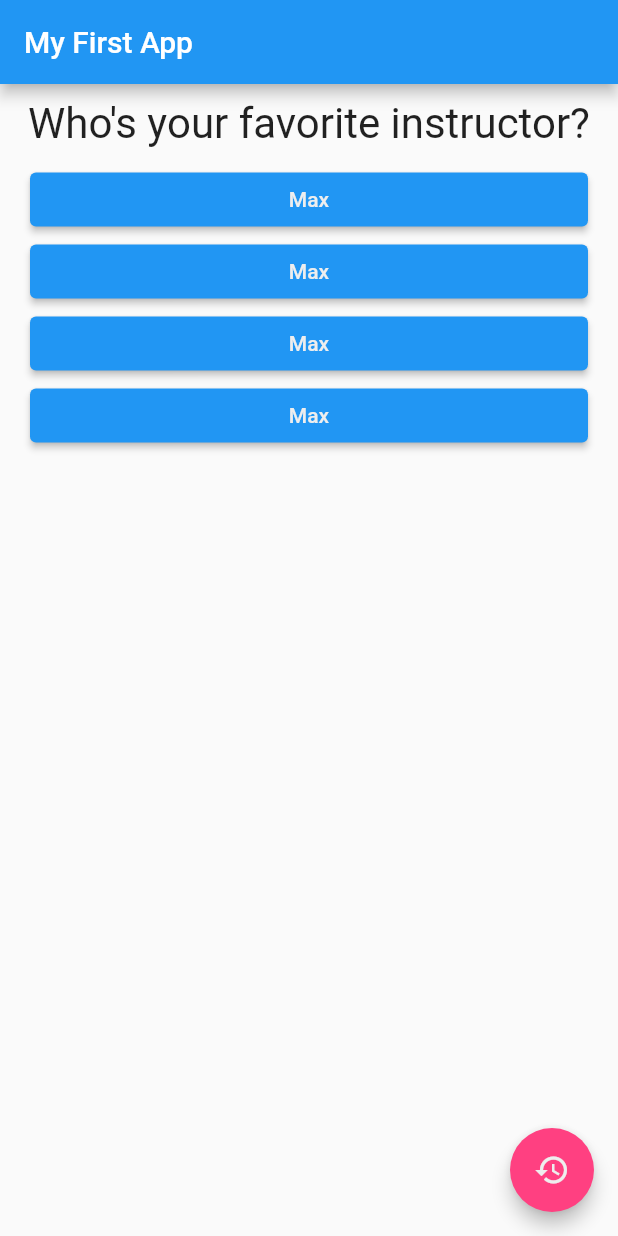
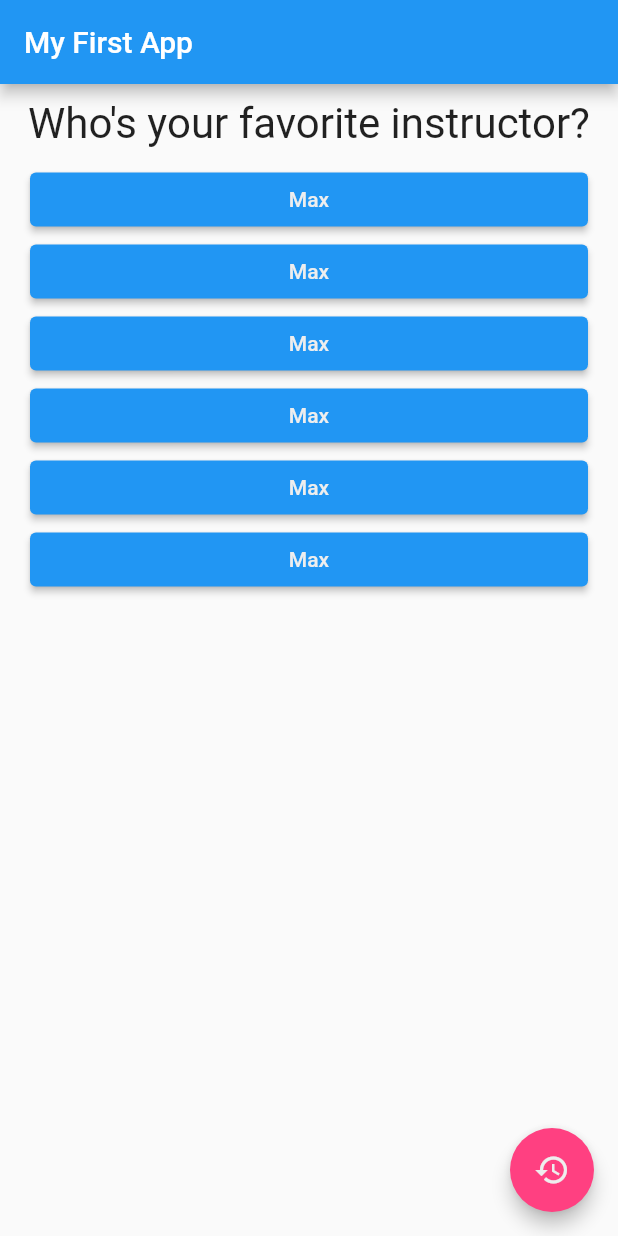
Before and after one commit to relandboyle/Academind-Flutter-Course, a Flutter app: the screen it shows after launch, after a tap on "Black", after a tap on "Snake", on a phone screen of 412 x 824 dp. Run offline on Flutter 3.47's test engine with Material 2 defaults, Android fonts, the phone set to English and light mode, and no system bars.

Commit message:
Quiz and Result widgets

```diff
--- a/lib/main.dart
+++ b/lib/main.dart
@@ -1,7 +1,7 @@
 import 'package:flutter/material.dart';
 
-import './question.dart';
-import './answer.dart';
+import './quiz.dart';
+import './result.dart';
 import './reset.dart';
 
 void main() => runApp(MyApp());
@@ -14,53 +14,51 @@ class MyApp extends StatefulWidget {
 }
 
 class _MyAppState extends State<MyApp> {
+  final _questions = const [
+    {
+      'questionText': 'What\'s your favorite color?',
+      'answers': ['Black', 'Red', 'Green', 'White'],
+    },
+    {
+      'questionText': 'What\'s your favorite animal?',
+      'answers': ['Rabbit', 'Snake', 'Elephant', 'Lion'],
+    },
+    {
+      'questionText': 'Who\'s your favorite instructor?',
+      'answers': ['Max', 'Max', 'Max', 'Max', 'Max', 'Max'],
+    }
+  ];
+
   var _questionIndex = 0;
+
+  void _answerQuestion() {
+    setState(() {
+      _questionIndex++;
+    });
+    print(_questionIndex);
+  }
 
   void _reset() {
     setState(() {
       _questionIndex = 0;
     });
-  }
-
-  void _answerQuestion() {
-    setState(() {
-      if (_questionIndex < 2) _questionIndex++;
-    });
-    print(_questionIndex);
+    print('Reset!');
   }
 
   @override
   Widget build(BuildContext context) {
-    const questions = [
-      {
-        'questionText': 'What\'s your favorite color?',
-        'answers': ['Black', 'Red', 'Green', 'White'],
-      },
-      {
-        'questionText': 'What\'s your favorite animal?',
-        'answers': ['Rabbit', 'Snake', 'Elephant', 'Lion'],
-      },
-      {
-        'questionText': 'Who\'s your favorite instructor?',
-        'answers': ['Max', 'Max', 'Max', 'Max'],
-      }
-    ];
     return MaterialApp(
       home: Scaffold(
         appBar: AppBar(
           title: Text('My First App'),
         ),
-        body: Column(
-          children: [
-            Question(
-              questions[_questionIndex]['questionText'],
-            ),
-            ...(questions[_questionIndex]['answers'] as List<String>)
-                .map((answer) {
-              return Answer(_answerQuestion, answer);
-            }).toList()
-          ],
-        ),
+        body: _questionIndex < _questions.length
+            ? Quiz(
+                answerQuestion: _answerQuestion,
+                questionIndex: _questionIndex,
+                questions: _questions,
+              )
+            : Result(),
         floatingActionButton: Reset(_reset),
       ),
     );
--- /dev/null
+++ b/lib/quiz.dart
@@ -0,0 +1,30 @@
+import 'package:flutter/material.dart';
+
+import './question.dart';
+import './answer.dart';
+
+class Quiz extends StatelessWidget {
+  final List<Map<String, Object>> questions;
+  final int questionIndex;
+  final VoidCallback answerQuestion;
+
+  Quiz({
+    required this.questions,
+    required this.questionIndex,
+    required this.answerQuestion,
+  });
+
+  @override
+  Widget build(BuildContext context) {
+    return Column(
+      children: [
+        Question(
+          questions[questionIndex]['questionText'] as String,
+        ),
+        ...(questions[questionIndex]['answers'] as List<String>).map((answer) {
+          return Answer(answerQuestion, answer);
+        }).toList()
+      ],
+    );
+  }
+}
--- /dev/null
+++ b/lib/result.dart
@@ -0,0 +1,8 @@
+import 'package:flutter/material.dart';
+
+class Result extends StatelessWidget {
+  @override
+  Widget build(BuildContext context) {
+    return Center(child: Text('You did it!'));
+  }
+}
--- a/pubspec.yaml
+++ b/pubspec.yaml
@@ -18,7 +18,7 @@ publish_to: 'none' # Remove this line if you wish to publish to pub.dev
 version: 1.0.0+1
 
 environment:
-  sdk: ">=2.11.0 <3.0.0"
+  sdk: ">=2.12.0 <3.0.0"
 
 dependencies:
   flutter:
```
